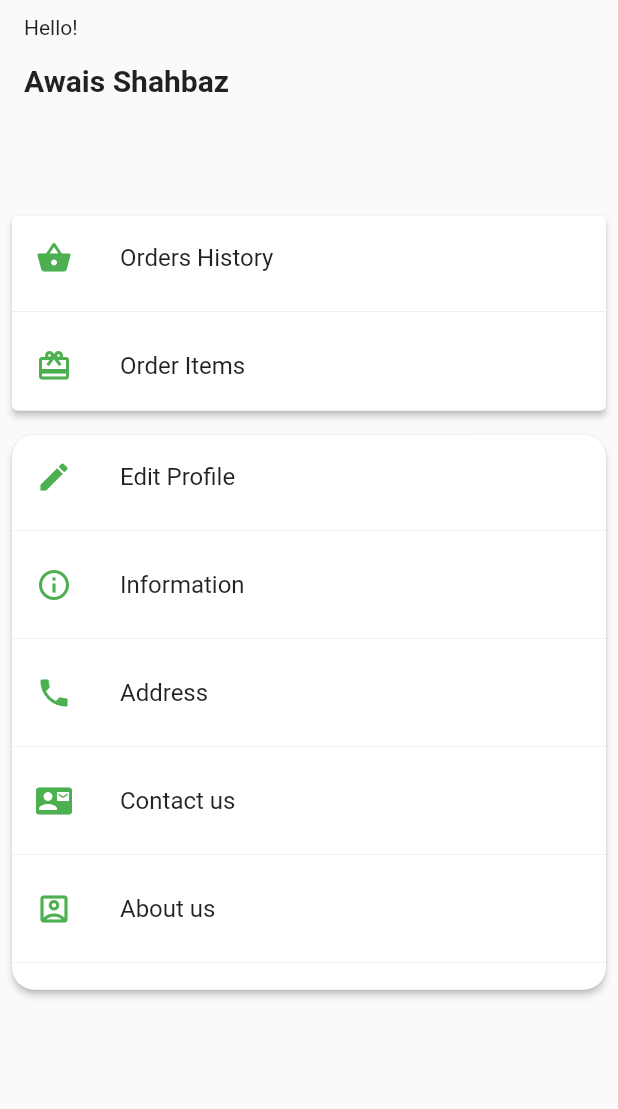
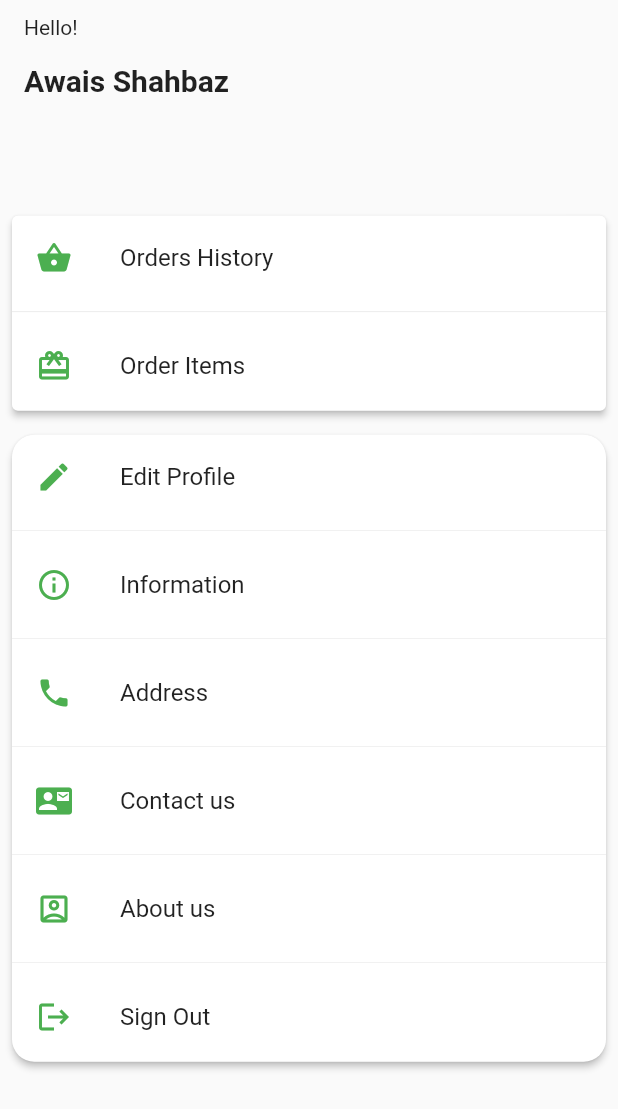
Before and after one commit to awais-tech/baltiApp, a Flutter app: the Account screen opened directly, on a phone screen of 412 x 824 dp. Shown: the top 1109 px of the screen. Run offline on Flutter 3.47's test engine with Material 2 defaults, Android fonts, the phone set to English and light mode, and no system bars; missing offline and left inert: sign_button.

Commit message:
'accoountscreen'

```diff
--- a/lib/Screens/Account.dart
+++ b/lib/Screens/Account.dart
@@ -106,9 +106,8 @@ class _AccountState extends State<Account> {
                       margin: EdgeInsets.symmetric(vertical: 8, horizontal: 8),
                       elevation: 2,
                       child: Container(
-                        height: 130,
-                        child: ListView(
-                          physics: const NeverScrollableScrollPhysics(),
+                        child: Column(
+                          // can add list view here with height
                           children: acountinfo
                               .map(
                                 (x) => Column(
@@ -141,9 +140,10 @@ class _AccountState extends State<Account> {
                       ),
                       elevation: 2,
                       child: Container(
-                        height: 370,
-                        child: ListView(
-                          physics: const NeverScrollableScrollPhysics(),
+                        // height: 370,
+                        child: Column(
+                          // can add list view here with height
+                          // physics: const NeverScrollableScrollPhysics(),
                           children: acounts
                               .map(
                                 (x) => Column(
```
